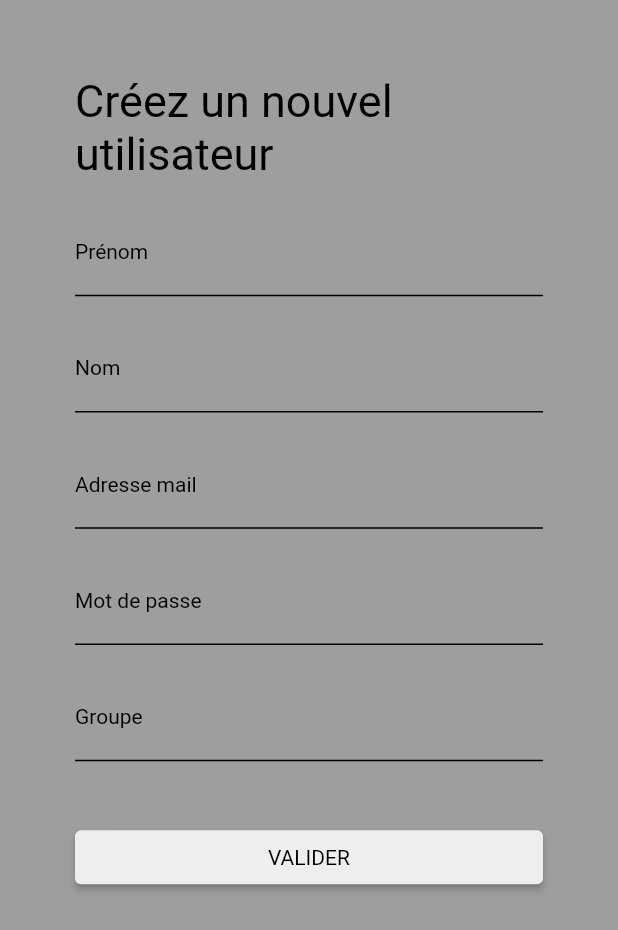
After one commit to khrid/HES_646-2_Projects_GRIMM_Scanner, a Flutter app: the CreateAccountScreen screen opened by its route, after a tap on "VALIDER", on a phone screen of 412 x 824 dp. The commit adds this screen. Shown: the top 930 px of the screen. Run offline on Flutter 3.47's test engine with Material 2 defaults, Android fonts, the phone set to English and light mode, and no system bars; our stand-ins replace cloud_firestore, firebase_core, qr_flutter; missing offline and left inert: flutter_barcode_scanner; accounts and stored records are empty; Roboto replaces fonts that are missing (Raleway-Regular).

Commit message:
Creation view

```diff
--- a/lib/main.dart
+++ b/lib/main.dart
@@ -3,6 +3,7 @@ import 'dart:math';
 import 'package:cloud_firestore/cloud_firestore.dart';
 import 'package:firebase_core/firebase_core.dart';
 import 'package:flutter/material.dart';
+import 'package:grimm_scanner/pages/create_account.dart';
 import 'package:grimm_scanner/pages/home.dart';
 import 'package:grimm_scanner/pages/items_detail.dart';
 
@@ -74,6 +75,7 @@ class _AppState extends State<App> with WidgetsBindingObserver {
       initialRoute: '/',
       routes: {
         ItemDetail.routeName: (context) => const ItemDetail(),
+        CreateAccountScreen.routeName: (context) => const CreateAccountScreen(),
       },
     );
   }
--- /dev/null
+++ b/lib/pages/create_account.dart
@@ -0,0 +1,296 @@
+/*
+* Classe pour l'écran de création d'un nouveau compte
+* Lié directement avec la firebase Authentification
+*/
+import 'package:flutter/cupertino.dart';
+import 'package:flutter/material.dart';
+
+class CreateAccountScreen extends StatefulWidget {
+  static const routeName = '/create_account';
+
+  const CreateAccountScreen({Key? key}) : super(key: key);
+
+  @override
+  _CreateAccountState createState() => _CreateAccountState();
+}
+
+class _CreateAccountState extends State<CreateAccountScreen> {
+  bool isServiceProvider = false; // TODO : gérer le serviceProvider
+  final _key = GlobalKey<FormState>();
+  //final AuthentificationService _auth = AuthentificationService(); // app du service d'autentification pour ensuite appeler la méthode signIn()
+
+  bool isChecked = false;
+  bool isUploading = false;
+  TextEditingController pseudoController = TextEditingController(); // controlleur du username
+  TextEditingController emailController = TextEditingController(); // controlleur du email
+  TextEditingController passwordController = TextEditingController();// controlleur du password
+  //String userId = Uuid().v4();
+
+  @override
+  void initState() {
+    super.initState();
+  }
+
+
+
+ /* createUserInFirestore({required String pseudo, required String email, required String password}){
+
+    usersRef
+        .add({
+   //   "id" : userId,
+      "username": pseudo,
+      "email" : email,
+      "password" : password,
+      "isServiceProvider" : false,
+      "isSubscribed" : false,
+    });
+  }
+
+  handleSubmit() {
+    setState((){
+      isUploading = true;
+    });
+
+    createUserInFirestore(
+      pseudo: pseudoController.text,
+      email: emailController.text,
+      password: passwordController.text,
+    );
+    pseudoController.clear();
+    emailController.clear();
+    passwordController.clear();
+    setState((){
+      isUploading = false;
+      userId = Uuid().v4();
+    });
+  }*/
+
+  @override
+  Widget build(context) {
+    return Scaffold(
+      backgroundColor: Theme.of(context).primaryColor,
+      body: Form(
+        key: _key,
+        child: ListView(
+          padding: EdgeInsets.all(50),
+          children: <Widget>[
+            //isUploading ? linearProgress() : Text(""),
+            Text(
+              "Créez un nouvel utilisateur",
+              style: TextStyle(
+                fontFamily: "Raleway-Regular",
+                fontSize: 30.0,
+                color: Colors.black,
+              ),
+              textAlign: TextAlign.left,
+            ),
+            SizedBox(
+              height: 20,
+            ),
+            TextFormField(
+              controller: pseudoController,
+              validator: (value) {
+                          if (value == null) {
+                            return 'Prénom ne peut pas etre vide';
+                          } else
+                            return null;
+                        },
+              decoration: InputDecoration(
+                labelText: 'Prénom',
+                labelStyle: TextStyle(
+                  fontFamily: "Raleway-Regular",
+                  fontSize: 14.0,
+                  color: Colors.black,
+                ),
+                enabledBorder: UnderlineInputBorder(
+                  borderSide: BorderSide(
+                    color: Colors.black,
+                  ),
+                ),
+                focusedBorder: UnderlineInputBorder(
+                  borderSide: BorderSide(
+                    color: Colors.black,
+                  ),
+                ),
+              ),
+              textInputAction: TextInputAction.next,
+              cursorColor: Theme.of(context).backgroundColor,
+            ),
+            SizedBox(
+              height: 20,
+            ),
+            TextFormField(
+              controller: pseudoController,
+              validator: (value) {
+                          if (value == null) {
+                            return 'Nom ne peut pas etre vide';
+                          } else
+                            return null;
+                        },
+              decoration: InputDecoration(
+                labelText: 'Nom',
+                labelStyle: TextStyle(
+                  fontFamily: "Raleway-Regular",
+                  fontSize: 14.0,
+                  color: Colors.black,
+                ),
+                enabledBorder: UnderlineInputBorder(
+                  borderSide: BorderSide(
+                    color: Colors.black,
+                  ),
+                ),
+                focusedBorder: UnderlineInputBorder(
+                  borderSide: BorderSide(
+                    color: Colors.black,
+                  ),
+                ),
+              ),
+              textInputAction: TextInputAction.next,
+              cursorColor: Theme.of(context).backgroundColor,
+            ),
+            SizedBox(
+              height: 20,
+            ),
+            TextFormField(
+              controller: emailController,
+               validator: (value) {
+                          if (value == null) {
+                            return 'Email ne peut pas etre vide';
+                          } else
+                            return null;
+                        },
+              decoration: InputDecoration(
+                labelText: 'Adresse mail',
+                labelStyle: TextStyle(
+                  fontFamily: "Raleway-Regular",
+                  fontSize: 14.0,
+                  color: Colors.black,
+                ),
+                enabledBorder: UnderlineInputBorder(
+                  borderSide: BorderSide(
+                    color: Colors.black,
+                  ),
+                ),
+                focusedBorder: UnderlineInputBorder(
+                  borderSide: BorderSide(
+                    color: Colors.black,
+                  ),
+                ),
+              ),
+              textInputAction: TextInputAction.next,
+              cursorColor: Colors.black,
+            ),
+            SizedBox(
+              height: 20,
+            ),
+            TextFormField(
+              controller: passwordController,
+               validator: (value) {
+                          if (value == null) {
+                            return 'Mot de passe ne peut pas etre vide';
+                          } else
+                            return null;
+                        },
+              decoration: InputDecoration(
+                labelText: 'Mot de passe',
+                labelStyle: TextStyle(
+                  fontFamily: "Raleway-Regular",
+                  fontSize: 14.0,
+                  color: Colors.black,
+                ),
+                enabledBorder: UnderlineInputBorder(
+                  borderSide: BorderSide(
+                    color: Colors.black,
+                  ),
+                ),
+                focusedBorder: UnderlineInputBorder(
+                  borderSide: BorderSide(
+                    color: Colors.black,
+                  ),
+                ),
+              ),
+              textInputAction: TextInputAction.next,
+              cursorColor: Colors.black,
+            ),
+            SizedBox(
+              height: 20,
+            ),
+            TextFormField(
+              controller: pseudoController,
+              validator: (value) {
+                          if (value == null) {
+                            return 'Groupe ne peut pas etre vide';
+                          } else
+                            return null;
+                        },
+              decoration: InputDecoration(
+                labelText: 'Groupe',
+                labelStyle: TextStyle(
+                  fontFamily: "Raleway-Regular",
+                  fontSize: 14.0,
+                  color: Colors.black,
+                ),
+                enabledBorder: UnderlineInputBorder(
+                  borderSide: BorderSide(
+                    color: Colors.black,
+                  ),
+                ),
+                focusedBorder: UnderlineInputBorder(
+                  borderSide: BorderSide(
+                    color: Colors.black,
+                  ),
+                ),
+              ),
+              textInputAction: TextInputAction.next,
+              cursorColor: Theme.of(context).backgroundColor,
+            ),
+            SizedBox(
+              height: 20,
+            ),
+            SizedBox(
+              height: 20,
+            ),
+            ElevatedButton(
+              style: ElevatedButton.styleFrom(
+                primary: Theme.of(context).backgroundColor,
+                textStyle: TextStyle(fontFamily: "Raleway-Regular",
+                  fontSize: 14.0)
+              ),
+                 onPressed: () async { /*// ici on gère si l'entrée est valide ou non et on crée le User, puis le modelUser
+                              if (_key.currentState!.validate()) {
+                                ModelUser modelUser = ModelUser(
+                                    username: pseudoController.text,
+                                    email: emailController.text,
+                                    isServiceProvider: isServiceProvider);
+                                Object? result = await _auth.signUp(
+                                    email: emailController.text,
+                                    password: passwordController.text,
+                                    modelUser: modelUser);
+                                if (result is ModelUser) {
+                                  print("User CREATE" + result.toString());
+                                  Navigator.of(context).pushNamed('/eventslist_screen');;
+                                } else {
+                                    // gérer l'erreur
+                                }
+                              } */
+                            },
+                            child: Text("VALIDER")),
+            SizedBox(
+              height: 20,
+            ),
+
+          ],
+        ),
+      ),
+    );
+  }
+
+
+    Widget buildServiceProvider() => Transform.scale(
+        scale: 1,
+        child: Switch(
+          value: isServiceProvider,
+          onChanged: (value) => setState(() => this.isServiceProvider = value),
+        ),
+      );
+}
--- a/lib/pages/home.dart
+++ b/lib/pages/home.dart
@@ -5,6 +5,8 @@ import 'package:flutter_barcode_scanner/flutter_barcode_scanner.dart';
 import 'package:grimm_scanner/assets/constants.dart';
 import 'package:grimm_scanner/pages/items_detail.dart';
 import 'package:grimm_scanner/widgets/button_home.dart';
+
+import 'create_account.dart';
 
 class Home extends StatefulWidget {
   const Home({Key? key}) : super(key: key);
@@ -31,13 +33,20 @@ class _HomeState extends State<Home> {
             Column(
               mainAxisAlignment: MainAxisAlignment.center,
               children: <Widget>[
-                CustomHomeButton(title: "SCANNER", onPressed: scanQR)
+                CustomHomeButton(title: "SCANNER", onPressed: scanQR),
+                CustomHomeButton(title: "CREATION USER", onPressed: createUser)
               ],
             ),
           ],
         ))
         //drawer: const CustomDrawer(),
         );
+  }
+
+  Future<void> createUser() async {
+    setState(() {
+      Navigator.pushNamed(context, CreateAccountScreen.routeName);
+    });
   }
 
   Future<void> scanQR() async {
```
